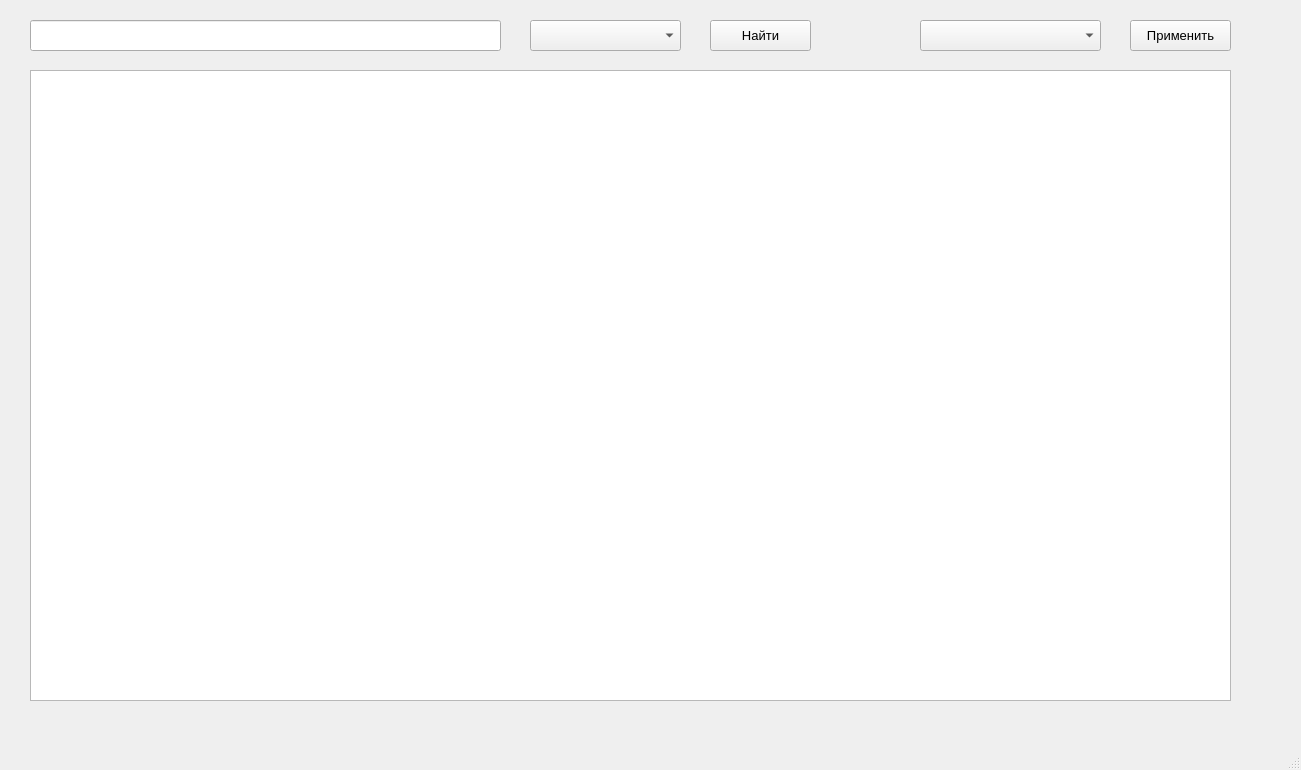
This is OmGTU.ui in Tek4to/pythonPyQT as Qt 5 draws it before an edit. The edited form follows.
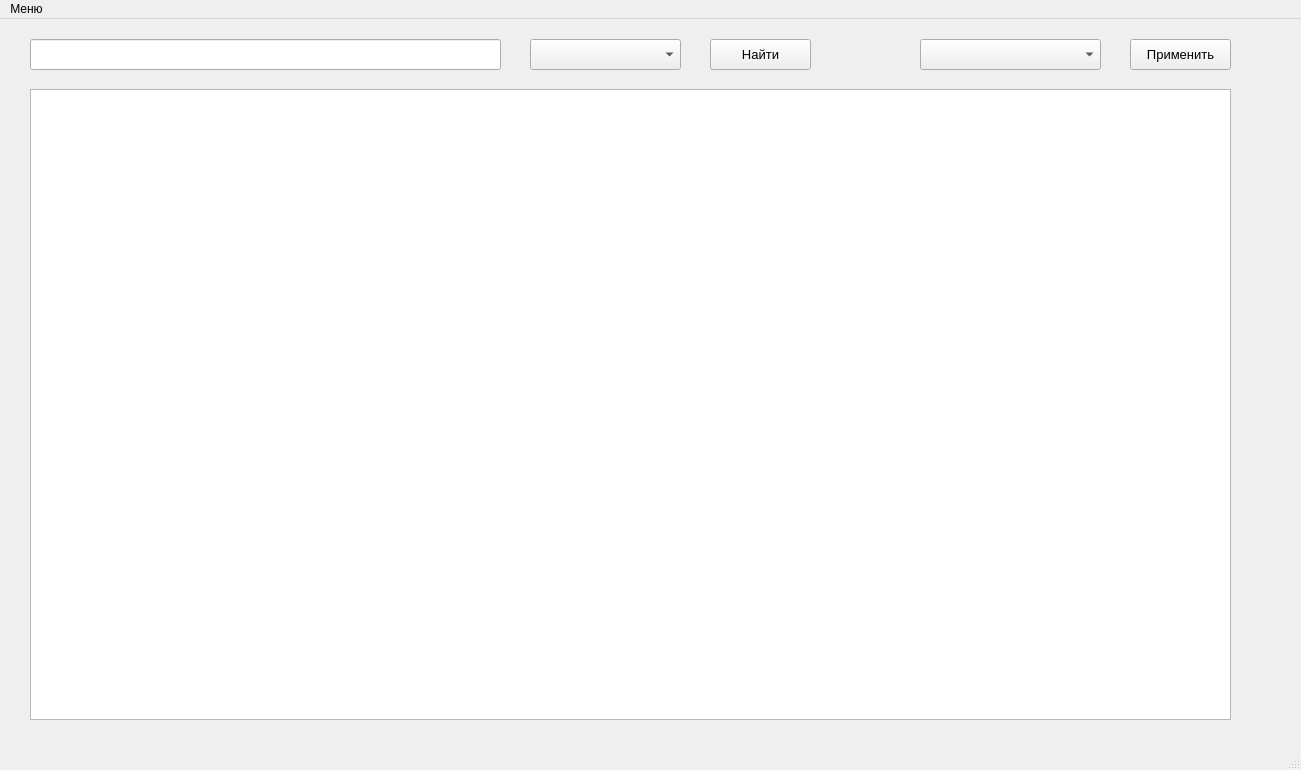
This is the edited form.

Commit message: added search by name

Diff of the .ui file:
```diff
--- a/OmGTU.ui
+++ b/OmGTU.ui
@@ -134,9 +134,16 @@
      <x>0</x>
      <y>0</y>
      <width>1301</width>
-     <height>26</height>
+     <height>21</height>
     </rect>
    </property>
+   <widget class="QMenu" name="menu">
+    <property name="title">
+     <string>Меню</string>
+    </property>
+    <addaction name="action_excel"/>
+   </widget>
+   <addaction name="menu"/>
   </widget>
   <widget class="QStatusBar" name="statusbar"/>
  </widget>
```
Left out of the diff: 5 changed lines with no effect on the pictures. The commit also changes 2 other files.
